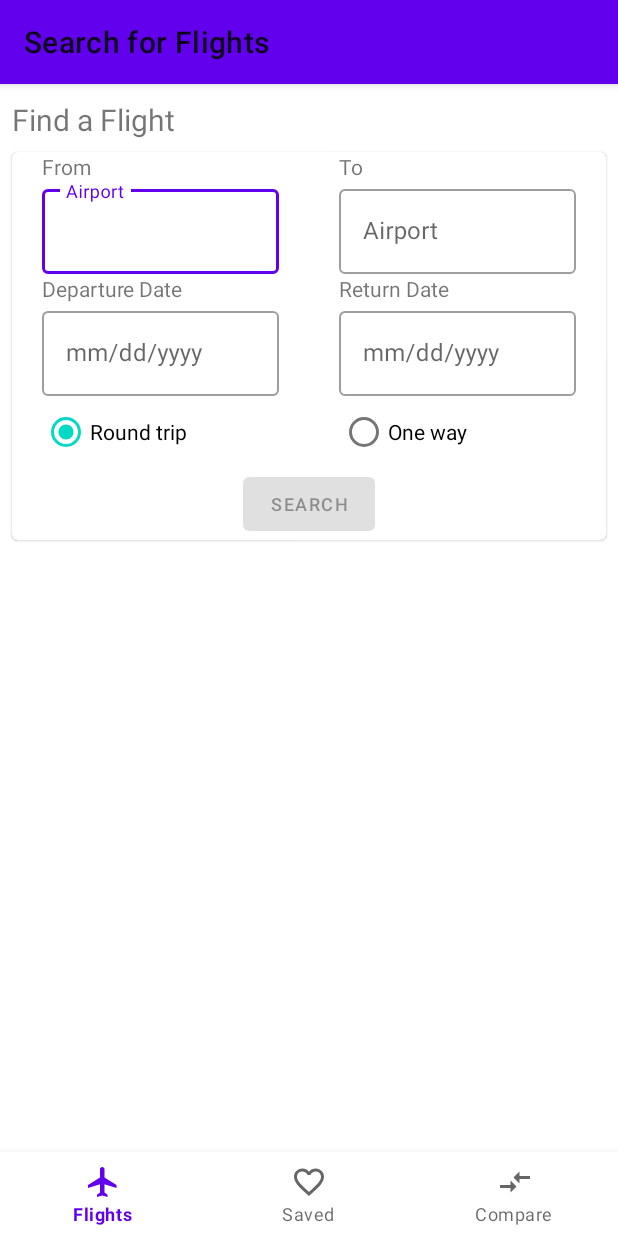
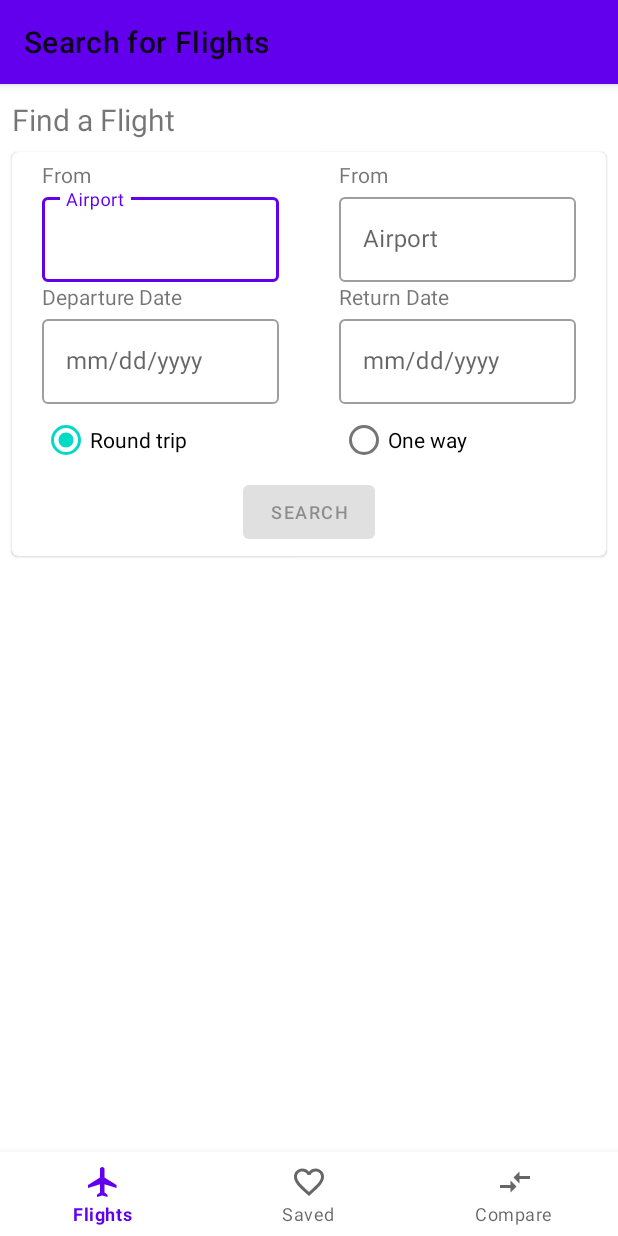
Before and after one commit to amandaf360/FlightCompare, an Android app: the screen it shows after launch (MainActivity), on a phone screen of 412 x 824 dp. Run offline under Robolectric (Android 15) with nearby library versions, the phone set to English and light mode, and no system bars; our stand-ins replace Firebase (no records; nobody signed in at launch, a user with empty details on screens opened directly).

```diff
--- a/app/src/main/res/layout/fragment_flightresults.xml
+++ b/app/src/main/res/layout/fragment_flightresults.xml
@@ -7,7 +7,7 @@
     android:layout_height="match_parent"
     android:gravity="top|center"
     android:orientation="vertical"
-    android:paddingBottom="80dp"
+    android:paddingBottom="90dp"
     tools:context=".FlightsTab.SearchResults">
 
     <!--    <LinearLayout-->
--- a/app/src/main/res/layout/fragment_search_flights.xml
+++ b/app/src/main/res/layout/fragment_search_flights.xml
@@ -1,7 +1,6 @@
 <?xml version="1.0" encoding="utf-8"?>
 <FrameLayout xmlns:android="http://schemas.android.com/apk/res/android"
     xmlns:tools="http://schemas.android.com/tools"
-    xmlns:app="http://schemas.android.com/apk/res-auto"
     android:id="@+id/fragment_search_flights"
     android:layout_width="match_parent"
     android:layout_height="match_parent"
@@ -41,28 +40,32 @@
                 <LinearLayout
                     android:layout_width="match_parent"
                     android:layout_height="match_parent"
+                    android:layout_marginTop="5dp"
+                    android:layout_weight="1"
                     android:orientation="horizontal">
 
                     <LinearLayout
                         android:layout_width="match_parent"
                         android:layout_height="match_parent"
+                        android:layout_marginHorizontal="20dp"
                         android:layout_weight="1"
-                        android:orientation="vertical"
-                        android:layout_marginHorizontal="20dp">
+                        android:orientation="vertical">
 
                         <!-- "From" airport -->
                         <TextView
-                            android:id="@+id/depart_date2"
+                            android:id="@+id/from_text"
                             android:layout_width="match_parent"
                             android:layout_height="wrap_content"
+                            android:layout_weight="1"
                             android:text="@string/dest_from" />
 
-                        <!-- "From" airport edit text -->
                         <com.google.android.material.textfield.TextInputLayout
                             style="@style/Widget.MaterialComponents.TextInputLayout.OutlinedBox"
                             android:layout_width="match_parent"
                             android:layout_height="wrap_content"
                             android:hint="@string/airport">
+
+                            <!-- "From" airport edit text -->
 
                             <com.google.android.material.textfield.TextInputEditText
                                 android:id="@+id/from_airport_edit"
@@ -70,6 +73,55 @@
                                 android:layout_height="wrap_content" />
 
                         </com.google.android.material.textfield.TextInputLayout>
+
+                    </LinearLayout>
+
+                    <LinearLayout
+                        android:layout_width="match_parent"
+                        android:layout_height="match_parent"
+                        android:layout_weight="1"
+                        android:orientation="vertical">
+
+                        <!-- "To" airport text -->
+                        <TextView
+                            android:id="@+id/depart_date4"
+                            android:layout_width="match_parent"
+                            android:layout_height="wrap_content"
+                            android:layout_marginLeft="20dp"
+                            android:layout_weight="1"
+                            android:text="@string/dest_from" />
+
+                        <!-- "To" airport edit text -->
+                        <com.google.android.material.textfield.TextInputLayout
+                            style="@style/Widget.MaterialComponents.TextInputLayout.OutlinedBox"
+                            android:layout_width="match_parent"
+                            android:layout_height="wrap_content"
+                            android:layout_marginHorizontal="20dp"
+                            android:hint="@string/airport">
+
+                            <com.google.android.material.textfield.TextInputEditText
+                                android:id="@+id/to_airport_edit"
+                                android:layout_width="match_parent"
+                                android:layout_height="wrap_content" />
+
+                        </com.google.android.material.textfield.TextInputLayout>
+
+                    </LinearLayout>
+
+                </LinearLayout>
+
+<!--                Departure Date stuff -->
+                <LinearLayout
+                    android:layout_width="match_parent"
+                    android:layout_height="match_parent"
+                    android:orientation="horizontal">
+
+                    <LinearLayout
+                        android:layout_width="match_parent"
+                        android:layout_height="match_parent"
+                        android:layout_marginHorizontal="20dp"
+                        android:layout_weight="1"
+                        android:orientation="vertical">
 
                         <!-- departure date -->
                         <TextView
@@ -91,7 +143,7 @@
                             <com.google.android.material.textfield.TextInputEditText
                                 android:id="@+id/depart_date_edit"
                                 android:layout_width="match_parent"
-                                android:layout_height="wrap_content"/>
+                                android:layout_height="wrap_content" />
 
                         </com.google.android.material.textfield.TextInputLayout>
 
@@ -103,29 +155,6 @@
                         android:layout_weight="1"
                         android:orientation="vertical">
 
-                        <!-- "To" airport text -->
-                        <TextView
-                            android:id="@+id/depart_date3"
-                            android:layout_width="match_parent"
-                            android:layout_height="wrap_content"
-                            android:layout_marginLeft="20dp"
-                            android:text="@string/dest_to" />
-
-                        <!-- "To" airport edit text -->
-                        <com.google.android.material.textfield.TextInputLayout
-                            android:layout_width="match_parent"
-                            android:layout_height="wrap_content"
-                            android:layout_marginHorizontal="20dp"
-                            android:hint="@string/airport"
-                            style="@style/Widget.MaterialComponents.TextInputLayout.OutlinedBox">
-
-                            <com.google.android.material.textfield.TextInputEditText
-                                android:id="@+id/to_airport_edit"
-                                android:layout_width="match_parent"
-                                android:layout_height="wrap_content"/>
-
-                        </com.google.android.material.textfield.TextInputLayout>
-
                         <!-- return date text -->
                         <TextView
                             android:layout_width="match_parent"
@@ -133,11 +162,6 @@
                             android:layout_marginLeft="20dp"
                             android:text="@string/return_date" />
 
-<!--                        <DatePicker-->
-<!--                            android:layout_width="match_parent"-->
-<!--                            android:layout_height="match_parent">-->
-
-<!--                        </DatePicker>-->
 
                         <!-- return date edit text -->
                         <com.google.android.material.textfield.TextInputLayout
@@ -161,10 +185,10 @@
                 </LinearLayout>
 
                 <RadioGroup
+                    android:id="@+id/radio_group"
                     android:layout_width="match_parent"
                     android:layout_height="wrap_content"
                     android:layout_gravity="center_horizontal"
-                    android:id="@+id/radio_group"
                     android:layout_marginHorizontal="20dp"
                     android:checkedButton="@+id/roundtrip_radio"
                     android:orientation="horizontal">
@@ -184,12 +208,14 @@
                         android:layout_weight="1"
                         android:text="@string/oneway" />
                 </RadioGroup>
+
                 <com.google.android.material.button.MaterialButton
                     android:id="@+id/search_button"
                     style="@style/Widget.MaterialComponents.Button.UnelevatedButton"
                     android:layout_width="wrap_content"
                     android:layout_height="wrap_content"
                     android:layout_gravity="center|bottom"
+                    android:layout_marginBottom="5dp"
                     android:text="@string/search_flight"
                     android:textSize="12sp" />
             </LinearLayout>
--- a/app/src/main/res/values/strings.xml
+++ b/app/src/main/res/values/strings.xml
@@ -20,9 +20,10 @@
     <string name="search_again">Search Again</string>
     <string name="depart_flight">Departure Flight:</string>
     <string name="return_flight">Returning Flight:</string>
+    <string name="save_question">Save?</string>
 
-    <!-- TODO: Remove or change this placeholder text -->
-    <string name="hello_blank_fragment">Hello blank fragment</string>
+    <!-- Saved flights screen -->
+    <string name="compare_question">Compare?</string>
 
     <!-- Comparison screen -->
     <string name="price">PRICE</string>
```
Also changed, not shown: app/src/main/res/layout/fragment_flightresult_list_item.xml (+35 -13 lines), app/src/main/res/layout/fragment_saved_flights.xml (+27 -6 lines). Lines whose indentation alone changed are shown as unchanged.
